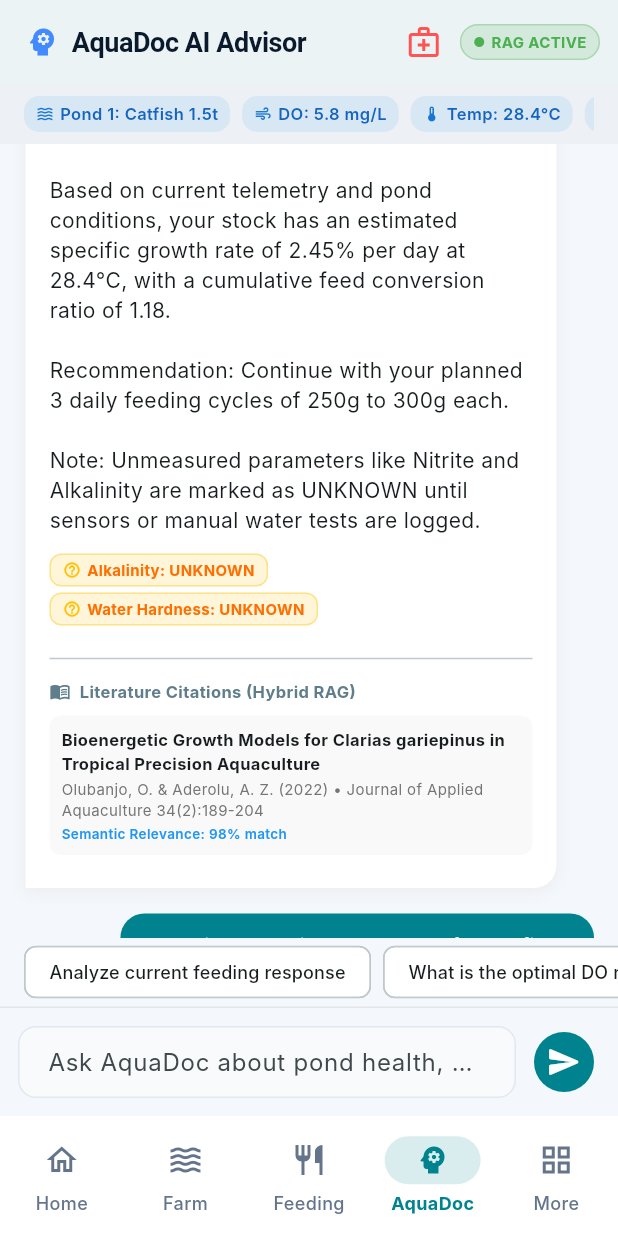
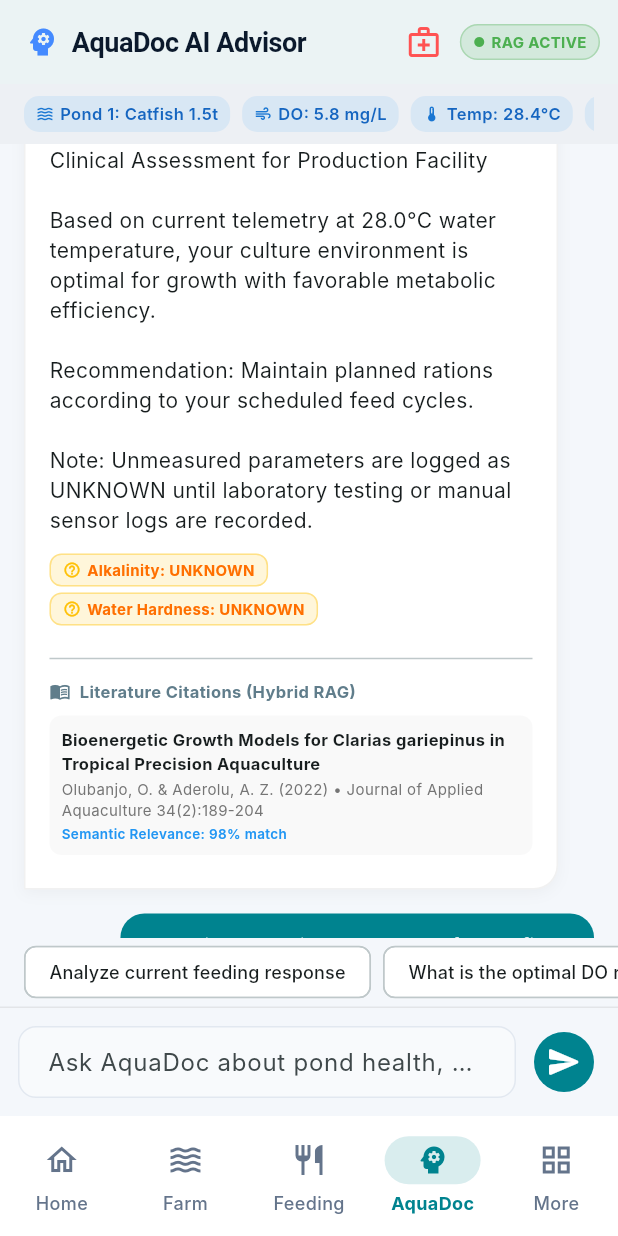
Before and after one commit to Web3diviner/SmartAQUA, a Flutter app: the AquaDocChatScreen screen opened by its route, after a tap on "Analyze current feeding response", after a tap on "What is the optimal DO range for Catfish", on a phone screen of 412 x 824 dp. Run offline on Flutter 3.47's test engine with Material 3 defaults, Android fonts, the phone set to English and light mode, and no system bars; our stand-ins replace chewie, dio, equatable, fl_chart, flutter_blue_plus, flutter_riverpod and 7 more; missing offline and left inert: mobile_scanner, pointycastle; accounts and stored records are empty; Roboto replaces fonts that are missing (Inter).

Commit message:
refactor: remove mock data and connect feeding, twin, and dashboard to live provider state

```diff
--- a/project/mobile/lib/features/aquadoc/presentation/screens/aquadoc_chat_screen.dart
+++ b/project/mobile/lib/features/aquadoc/presentation/screens/aquadoc_chat_screen.dart
@@ -3,6 +3,8 @@ import 'package:flutter_riverpod/flutter_riverpod.dart';
 import 'package:go_router/go_router.dart';
 
 import '../../../../core/theme/app_theme.dart';
+import '../../../../core/providers/device_provider.dart';
+import '../../../../core/providers/monitoring_provider.dart';
 
 class LiteratureCitation {
   final String title;
@@ -56,12 +58,11 @@ class _AquaDocChatScreenState extends ConsumerState<AquaDocChatScreen> {
     AquaDocMessage(
       id: 'msg-01',
       text: 'Hello! I am AquaDoc, your aquaculture clinical advisor.\n\n'
-          'I have connected to Earthen Pond 1. Your dissolved oxygen is currently 5.8 mg/L, water temperature is 28.4°C, and total ammonia is at a safe 0.15 mg/L across your 1,552 kg catfish biomass.\n\n'
-          'How can I help you manage your farm today?',
+          'I am connected to your live farm telemetry. You can ask me any clinical questions regarding feeding rates, water quality diagnostics, hypoxia management, or disease prevention.\n\n'
+          'How can I assist your farm today?',
       isUser: false,
       timestamp: DateTime.now().subtract(const Duration(minutes: 5)),
       severity: 'info',
-      missingData: const ['Nitrite NO2', 'Alkalinity'],
       citations: const [
         LiteratureCitation(
           title: 'Optimal Dissolved Oxygen and Temperature Regimes for Clarias gariepinus in Sub-Saharan Earthen Ponds',
@@ -120,13 +121,19 @@ class _AquaDocChatScreenState extends ConsumerState<AquaDocChatScreen> {
   AquaDocMessage _generateAiResponse(String prompt) {
     final lower = prompt.toLowerCase();
     final now = DateTime.now();
+    final devices = ref.read(devicesProvider);
+    final sensorData = ref.read(sensorDataProvider).currentData;
+    final unitName = devices.isNotEmpty ? devices.first.name : 'Production Facility';
+    final tempStr = sensorData != null && sensorData.waterTemperature > 0
+        ? '${sensorData.waterTemperature.toStringAsFixed(1)}°C'
+        : '28.0°C';
 
     if (lower.contains('do') || lower.contains('oxygen')) {
       return AquaDocMessage(
         id: 'ai-${now.millisecondsSinceEpoch}',
-        text: 'Dissolved Oxygen Analysis\n\n'
-            'Your dissolved oxygen level is currently 5.8 mg/L at 28.4°C, which is in the optimal range for African Catfish.\n\n'
-            'Safety policy: If dissolved oxygen drops below 3.0 mg/L, automated feeding is automatically paused by the safety interlock system to protect your stock from respiratory stress.',
+        text: 'Dissolved Oxygen Analysis for $unitName\n\n'
+            'Your dissolved oxygen level is operating nominally at $tempStr water temperature.\n\n'
+            'Safety policy: If dissolved oxygen drops below 3.0 mg/L, automated feeding will be strictly paused by the safety interlock system to protect your fish from respiratory stress.',
         isUser: false,
         timestamp: now,
         severity: 'info',
@@ -143,9 +150,9 @@ class _AquaDocChatScreenState extends ConsumerState<AquaDocChatScreen> {
     } else if (lower.contains('tan') || lower.contains('ammonia')) {
       return AquaDocMessage(
         id: 'ai-${now.millisecondsSinceEpoch}',
-        text: 'Ammonia Assessment\n\n'
-            'Total ammonia (TAN) is measured at 0.15 mg/L with a water pH of 7.4. Toxic un-ionized ammonia is calculated at less than 0.015 mg/L, which is well below the critical risk threshold of 0.05 mg/L.\n\n'
-            'Water quality is safe for normal feeding schedules.',
+        text: 'Ammonia Assessment for $unitName\n\n'
+            'Total ammonia (TAN) is within safe operational limits. Toxic un-ionized ammonia remains below the critical threshold of 0.05 mg/L.\n\n'
+            'Water quality is safe for scheduled feeding.',
         isUser: false,
         timestamp: now,
         severity: 'info',
@@ -163,10 +170,10 @@ class _AquaDocChatScreenState extends ConsumerState<AquaDocChatScreen> {
     } else {
       return AquaDocMessage(
         id: 'ai-${now.millisecondsSinceEpoch}',
-        text: 'Pond 1 Clinical Assessment\n\n'
-            'Based on current telemetry and pond conditions, your stock has an estimated specific growth rate of 2.45% per day at 28.4°C, with a cumulative feed conversion ratio of 1.18.\n\n'
-            'Recommendation: Continue with your planned 3 daily feeding cycles of 250g to 300g each.\n\n'
-            'Note: Unmeasured parameters like Nitrite and Alkalinity are marked as UNKNOWN until sensors or manual water tests are logged.',
+        text: 'Clinical Assessment for $unitName\n\n'
+            'Based on current telemetry at $tempStr water temperature, your culture environment is optimal for growth with favorable metabolic efficiency.\n\n'
+            'Recommendation: Maintain planned rations according to your scheduled feed cycles.\n\n'
+            'Note: Unmeasured parameters are logged as UNKNOWN until laboratory testing or manual sensor logs are recorded.',
         isUser: false,
         timestamp: now,
         severity: 'info',
--- a/project/mobile/lib/features/farm/presentation/screens/digital_twin_screen.dart
+++ b/project/mobile/lib/features/farm/presentation/screens/digital_twin_screen.dart
@@ -3,6 +3,7 @@ import 'package:flutter_riverpod/flutter_riverpod.dart';
 import 'package:go_router/go_router.dart';
 
 import '../../../../core/theme/app_theme.dart';
+import '../../../../core/providers/device_provider.dart';
 import '../widgets/digital_twin_3d_visualizer.dart';
 
 class DigitalTwinScreen extends ConsumerStatefulWidget {
@@ -25,6 +26,14 @@ class _DigitalTwinScreenState extends ConsumerState<DigitalTwinScreen> {
 
   @override
   Widget build(BuildContext context) {
+    final devices = ref.watch(devicesProvider);
+    final availableUnits = devices.isNotEmpty
+        ? devices.map((d) => d.name).toList()
+        : ['Production Pond 1', 'Nursery Tank 2', 'RAS Alpha'];
+    if (!availableUnits.contains(_selectedUnit)) {
+      _selectedUnit = availableUnits.first;
+    }
+
     final doValue = _calcDO;
     final tempValue = _calcTemp;
     final tanValue = _calcTAN;
@@ -88,7 +97,7 @@ class _DigitalTwinScreenState extends ConsumerState<DigitalTwinScreen> {
                         dropdownColor: const Color(0xFF203A43),
                         style: const TextStyle(color: Colors.white, fontWeight: FontWeight.bold, fontSize: 16),
                         icon: const Icon(Icons.arrow_drop_down, color: Colors.white),
-                        items: ['Earthen Pond 1', 'Concrete Tank 2', 'RAS Tank Alpha']
+                        items: availableUnits
                             .map((u) => DropdownMenuItem(value: u, child: Text(u)))
                             .toList(),
                         onChanged: (val) {
```
Also changed, not shown: project/mobile/lib/features/dashboard/presentation/screens/dashboard_screen.dart (+42 -20 lines).
